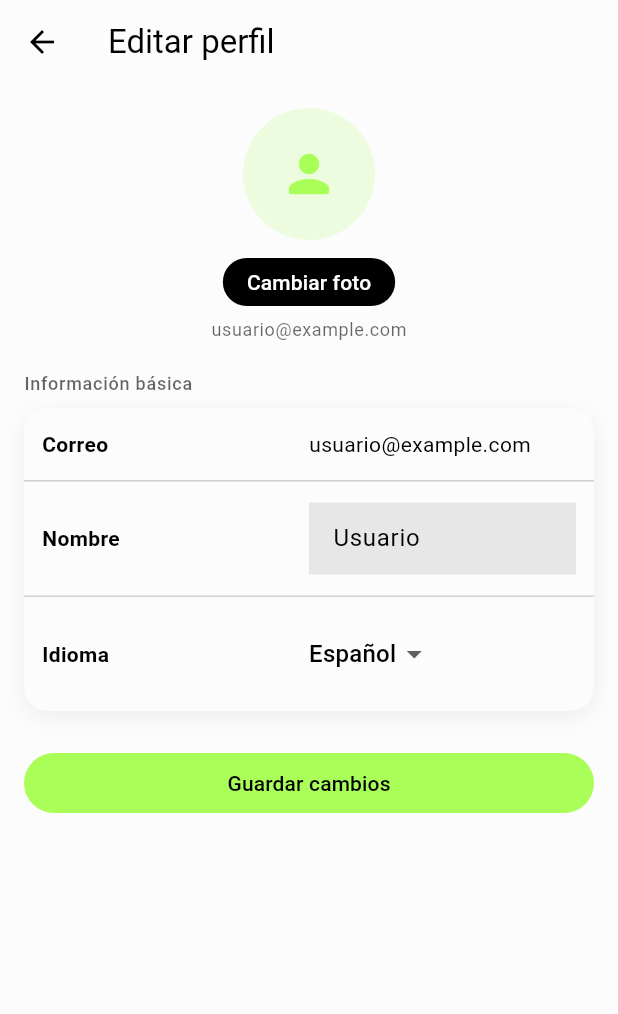
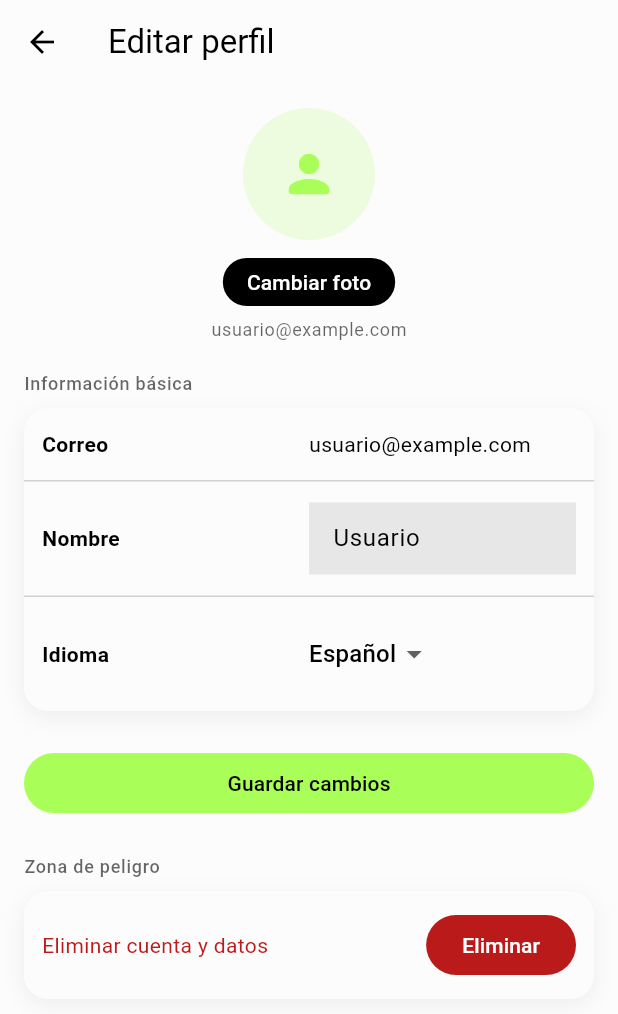
Before and after one commit to crycodex/swapme, a Flutter app: the EditProfilePage screen opened by its route, on a phone screen of 412 x 824 dp. Shown: the top 1014 px of the screen. Run offline on Flutter 3.47's test engine with Material 3 defaults, Android fonts, the phone set to English and light mode, and no system bars; our stand-ins replace cloud_firestore, firebase_auth, firebase_core, firebase_storage, flex_color_scheme, get and 3 more; missing offline and left inert: glossy; accounts and stored records are empty; generated files the repository leaves out were written again.

Commit message:
Agrega la funcionalidad para eliminar la cuenta de usuario en la página de edición de perfil. Se implementa un diálogo de confirmación que advierte sobre la eliminación de datos y se integra un botón para ejecutar la acción de eliminación, mejorando la gestión de la cuenta del usuario.

```diff
--- a/lib/presentation/pages/profile/edit_profile_page.dart
+++ b/lib/presentation/pages/profile/edit_profile_page.dart
@@ -16,7 +16,6 @@ class EditProfilePage extends GetView<AuthController> {
     return Scaffold(
       appBar: AppBar(title: const Text('Editar perfil')),
       body: Obx(() {
-        final bool darkMode = controller.isDarkMode.value;
         final String lang = controller.language.value.isEmpty
             ? 'es'
             : controller.language.value;
@@ -136,6 +135,39 @@ class EditProfilePage extends GetView<AuthController> {
               },
               child: const Text('Guardar cambios'),
             ),
+
+            const SizedBox(height: 24),
+            _SectionTitle(title: 'Zona de peligro'),
+            _SettingsCard(
+              children: [
+                Padding(
+                  padding: const EdgeInsets.symmetric(
+                    horizontal: 12,
+                    vertical: 12,
+                  ),
+                  child: Row(
+                    children: [
+                      Expanded(
+                        child: Text(
+                          'Eliminar cuenta y datos',
+                          style: theme.textTheme.bodyMedium?.copyWith(
+                            color: theme.colorScheme.error,
+                          ),
+                        ),
+                      ),
+                      FilledButton.tonal(
+                        style: FilledButton.styleFrom(
+                          backgroundColor: theme.colorScheme.error,
+                          foregroundColor: theme.colorScheme.onError,
+                        ),
+                        onPressed: () => _confirmDelete(context),
+                        child: const Text('Eliminar'),
+                      ),
+                    ],
+                  ),
+                ),
+              ],
+            ),
           ],
         );
       }),
@@ -217,3 +249,25 @@ class _FormTile extends StatelessWidget {
     );
   }
 }
+
+void _confirmDelete(BuildContext context) {
+  final AuthController controller = Get.find<AuthController>();
+  Get.dialog(
+    AlertDialog(
+      title: const Text('Eliminar cuenta'),
+      content: const Text(
+        'Esta acción eliminará tu foto, tus colecciones y tu usuario. ¿Deseas continuar?',
+      ),
+      actions: [
+        TextButton(onPressed: () => Get.back(), child: const Text('Cancelar')),
+        FilledButton(
+          onPressed: () async {
+            Get.back();
+            await controller.deleteAccount();
+          },
+          child: const Text('Eliminar'),
+        ),
+      ],
+    ),
+  );
+}
```
